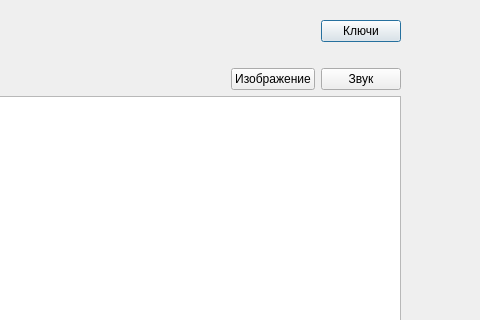
This is remed_author.ui in iliner23/openRadar as Qt 5 draws it before an edit; both pictures show x 320 to 800 and y 0 to 320 of the 800 by 800 pixel window. The edited form follows.
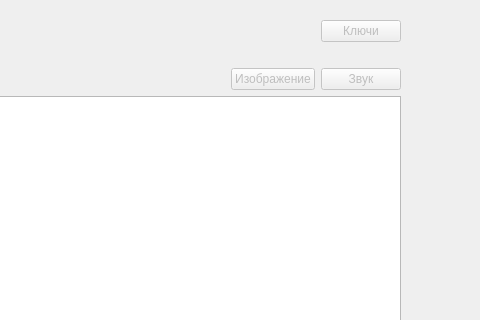
This is the edited form.

Commit message: Split up repertory and label classes from remeds engine for increase maintaining code

Diff of the .ui file:
```diff
--- a/remed_author.ui
+++ b/remed_author.ui
@@ -67,6 +67,9 @@
         </item>
         <item>
          <widget class="QPushButton" name="pushButton">
+          <property name="enabled">
+           <bool>false</bool>
+          </property>
           <property name="text">
            <string>Ключи</string>
           </property>
@@ -98,6 +101,9 @@
         </item>
         <item>
          <widget class="QPushButton" name="pushButton_3">
+          <property name="enabled">
+           <bool>false</bool>
+          </property>
           <property name="text">
            <string>Изображение</string>
           </property>
@@ -105,6 +111,9 @@
         </item>
         <item>
          <widget class="QPushButton" name="pushButton_2">
+          <property name="enabled">
+           <bool>false</bool>
+          </property>
           <property name="text">
            <string>Звук</string>
           </property>
```
The commit also changes 6 other files.
